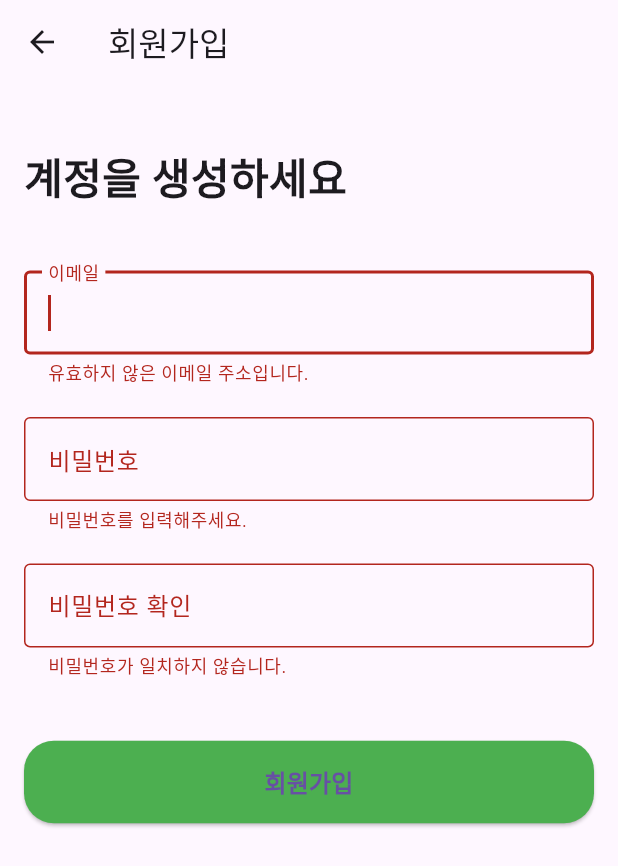
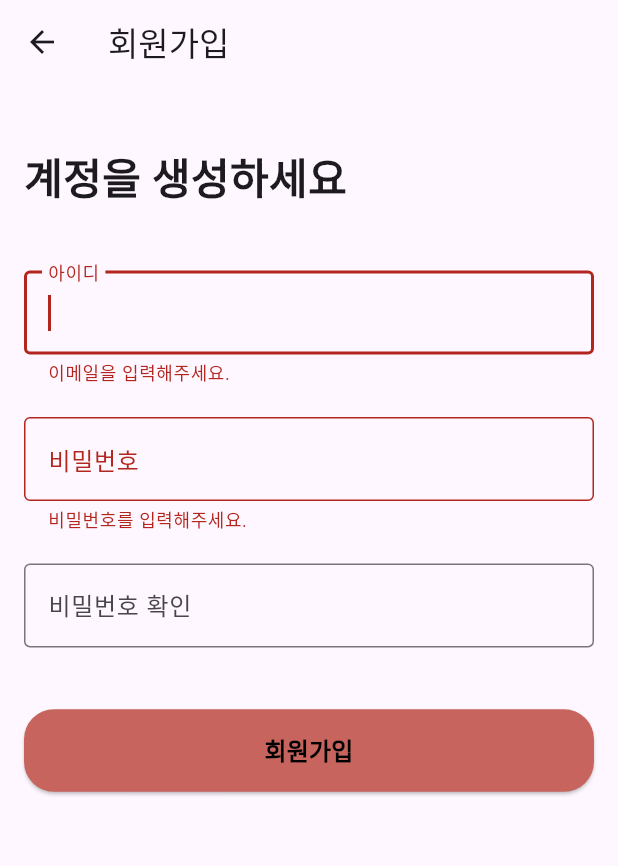
Before and after one commit to PEH-app/team_apple_market, a Flutter app: the RegisterPage screen opened directly, after a tap on "회원가입", on a phone screen of 412 x 824 dp. Shown: the top 866 px of the screen. Run offline on Flutter 3.47's test engine with Material 3 defaults, Android fonts, the phone set to English and light mode, and no system bars; our stand-ins replace cached_network_image.

Commit message:
login,register

```diff
--- /dev/null
+++ b/auth_logs.txt
@@ -0,0 +1 @@
+.
--- a/lib/main.dart
+++ b/lib/main.dart
@@ -1,7 +1,6 @@
 import 'package:flutter/material.dart';
 import 'package:flutter_application_1/pages/login/login_page.dart';
 import 'package:provider/provider.dart';
-
 import 'pages/add_product/add_product_page.dart';
 import 'providers/auth_provider.dart';
 import 'providers/product_provider.dart';
--- a/lib/pages/register/register_page.dart
+++ b/lib/pages/register/register_page.dart
@@ -1,6 +1,7 @@
 // ignore_for_file: use_build_context_synchronously, duplicate_ignore
+import 'package:flutter/cupertino.dart';
 import 'package:flutter/material.dart';
-import 'package:flutter_application_1/pages/product_list/product_list_page.dart';
+import 'package:flutter_application_1/pages/login/login_page.dart';
 import 'package:provider/provider.dart';
 import '../../providers/auth_provider.dart';
 import '../login/widgets/input_field.dart';
@@ -14,24 +15,24 @@ class RegisterPage extends StatefulWidget {
 }
 
 class _RegisterPageState extends State<RegisterPage> {
-  late String email, password, confirmPassword;
-  String? emailError, passwordError, confirmPasswordError;
+  late String userid, password, confirmPassword;
+  String? useridError, passwordError, confirmPasswordError;
 
   @override
   void initState() {
     super.initState();
-    email = '';
+    userid = '';
     password = '';
     confirmPassword = '';
 
-    emailError = null;
+    useridError = null;
     passwordError = null;
     confirmPasswordError = null;
   }
 
   void resetErrorText() {
     setState(() {
-      emailError = null;
+      useridError = null;
       passwordError = null;
       confirmPasswordError = null;
     });
@@ -41,12 +42,9 @@ class _RegisterPageState extends State<RegisterPage> {
     resetErrorText();
     bool isValid = true;
 
-    RegExp emailExp = RegExp(
-        r"^[a-zA-Z0-9.!#$%&'*+/=?^_`{|}~-]+@[a-zA-Z0-9](?:[a-zA-Z0-9-]{0,253}[a-zA-Z0-9])?(?:\.[a-zA-Z0-9](?:[a-zA-Z0-9-]{0,253}[a-zA-Z0-9])?)*$");
-
-    if (email.isEmpty || !emailExp.hasMatch(email)) {
+    if (userid.isEmpty) {
       setState(() {
-        emailError = '유효하지 않은 이메일 주소입니다.';
+        useridError = '이메일을 입력해주세요.';
       });
       isValid = false;
     }
@@ -58,7 +56,7 @@ class _RegisterPageState extends State<RegisterPage> {
       isValid = false;
     }
 
-    if (confirmPassword.isEmpty || confirmPassword != password) {
+    if (confirmPassword != password) {
       setState(() {
         confirmPasswordError = '비밀번호가 일치하지 않습니다.';
       });
@@ -71,16 +69,36 @@ class _RegisterPageState extends State<RegisterPage> {
   void submit() async {
     if (validate()) {
       final authProvider = Provider.of<AuthProvider>(context, listen: false);
-      bool success = await authProvider.register(email, password);
+      bool success = await authProvider.register(userid, password);
 
       if (success) {
-        Navigator.pushReplacement(
-          context,
-          MaterialPageRoute(builder: (context) => const ProductListPage()),
+        showCupertinoDialog(
+          context: context,
+          builder: (BuildContext context) {
+            return CupertinoAlertDialog(
+              title: const Text(
+                '회원가입 성공',
+              ),
+              content: const Text('회원가입이 성공적으로 완료되었습니다.'),
+              actions: [
+                CupertinoDialogAction(
+                  isDefaultAction: true,
+                  child: const Text('확인'),
+                  onPressed: () {
+                    Navigator.of(context).pop();
+                    Navigator.pushReplacement(
+                      context,
+                      MaterialPageRoute(
+                          builder: (context) => const LoginPage()),
+                    );
+                  },
+                ),
+              ],
+            );
+          },
         );
       } else {
         final error = authProvider.errorMessage;
-        // ignore: use_build_context_synchronously
         ScaffoldMessenger.of(context).showSnackBar(
           SnackBar(content: Text(error ?? '회원가입에 실패했습니다.')),
         );
@@ -110,11 +128,11 @@ class _RegisterPageState extends State<RegisterPage> {
             InputField(
               onChanged: (value) {
                 setState(() {
-                  email = value;
+                  userid = value;
                 });
               },
-              labelText: '이메일',
-              errorText: emailError,
+              labelText: '아이디',
+              errorText: useridError,
               keyboardType: TextInputType.emailAddress,
               textInputAction: TextInputAction.next,
               autoFocus: true,
@@ -150,7 +168,7 @@ class _RegisterPageState extends State<RegisterPage> {
                 : ElevatedButton(
                     onPressed: submit,
                     style: ElevatedButton.styleFrom(
-                      backgroundColor: Colors.green,
+                      backgroundColor: const Color.fromARGB(255, 198, 100, 93),
                       padding: const EdgeInsets.symmetric(vertical: 16.0),
                       shape: RoundedRectangleBorder(
                         borderRadius: BorderRadius.circular(20.0),
@@ -160,6 +178,7 @@ class _RegisterPageState extends State<RegisterPage> {
                       '회원가입',
                       style: TextStyle(
                         fontSize: 16.0,
+                        color: Colors.black,
                         fontWeight: FontWeight.bold,
                       ),
                     ),
--- a/pubspec.yaml
+++ b/pubspec.yaml
@@ -33,7 +33,7 @@ dependencies:
   cupertino_icons: ^1.0.8
   provider : any
   cached_network_image: any
-  http: any
+  path_provider : any
 
 
 dev_dependencies:
```
Also changed, not shown: lib/pages/login/login_page.dart (+18 -6 lines), lib/pages/product_list/widgets/profile.dart (+75 -20 lines), lib/providers/auth_provider.dart (+85 -49 lines), lib/providers/user_provider.dart (deleted, +0 -19 lines), pubspec.lock, user_list.txt (added), 1 other file.
